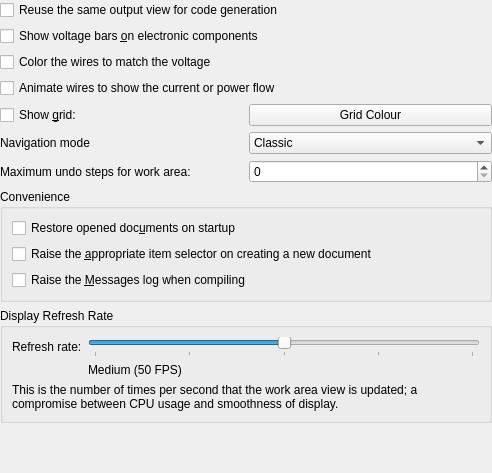
Qt form src/gui/generaloptionswidget.ui (KDE/ktechlab) before a commit.
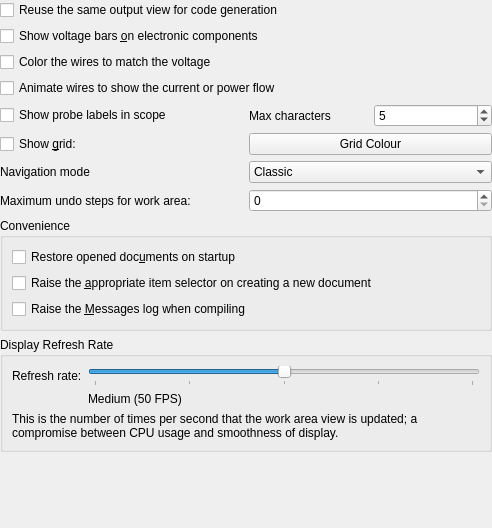
The same form after that commit. Custom widgets are drawn as their Qt base class.

Commit message: Add scope probe labels

The edit to the form file:
```diff
--- a/src/gui/generaloptionswidget.ui
+++ b/src/gui/generaloptionswidget.ui
@@ -7,7 +7,7 @@
     <x>0</x>
     <y>0</y>
     <width>492</width>
-    <height>473</height>
+    <height>528</height>
    </rect>
   </property>
   <layout class="QGridLayout">
@@ -23,44 +23,24 @@
    <property name="bottomMargin">
     <number>0</number>
    </property>
-   <item row="0" column="0" colspan="2">
-    <widget class="QCheckBox" name="kcfg_ReuseSameViewForOutput">
-     <property name="text">
-      <string>Reuse the same output view for code generation</string>
+   <item row="11" column="1">
+    <widget class="QComboBox" name="kcfg_NavigationMode">
+     <property name="currentIndex">
+      <number>0</number>
      </property>
-     <property name="shortcut">
-      <string/>
-     </property>
+     <item>
+      <property name="text">
+       <string>Classic</string>
+      </property>
+     </item>
+     <item>
+      <property name="text">
+       <string>Horizon</string>
+      </property>
+     </item>
     </widget>
    </item>
-   <item row="4" column="0">
-    <widget class="QCheckBox" name="kcfg_ShowGrid">
-     <property name="text">
-      <string>Show &amp;grid:</string>
-     </property>
-    </widget>
-   </item>
-   <item row="2" column="0" colspan="2">
-    <widget class="QCheckBox" name="kcfg_ShowVoltageColor">
-     <property name="text">
-      <string>Color the wires to match the voltage</string>
-     </property>
-     <property name="shortcut">
-      <string/>
-     </property>
-    </widget>
-   </item>
-   <item row="3" column="0" colspan="2">
-    <widget class="QCheckBox" name="kcfg_AnimateWires">
-     <property name="text">
-      <string>Animate wires to show the current or power flow</string>
-     </property>
-     <property name="shortcut">
-      <string/>
-     </property>
-    </widget>
-   </item>
-   <item row="4" column="1">
+   <item row="10" column="1">
     <widget class="KColorButton" name="kcfg_GridColor">
      <property name="toolTip">
       <string>The grid color in the work area.</string>
@@ -70,7 +50,74 @@
      </property>
     </widget>
    </item>
-   <item row="6" column="0">
+   <item row="12" column="1">
+    <widget class="QSpinBox" name="kcfg_MaxUndo">
+     <property name="sizePolicy">
+      <sizepolicy hsizetype="Preferred" vsizetype="Fixed">
+       <horstretch>0</horstretch>
+       <verstretch>0</verstretch>
+      </sizepolicy>
+     </property>
+     <property name="maximum">
+      <number>100000</number>
+     </property>
+    </widget>
+   </item>
+   <item row="4" column="1">
+    <layout class="QHBoxLayout" name="horizontalLayout_3">
+     <item>
+      <widget class="QLabel" name="label_2">
+       <property name="text">
+        <string>Max characters</string>
+       </property>
+      </widget>
+     </item>
+     <item>
+      <widget class="QSpinBox" name="kcfg_ProbeLabelMaxCharacters">
+       <property name="minimum">
+        <number>1</number>
+       </property>
+       <property name="value">
+        <number>5</number>
+       </property>
+      </widget>
+     </item>
+    </layout>
+   </item>
+   <item row="3" column="0" colspan="2">
+    <widget class="QCheckBox" name="kcfg_AnimateWires">
+     <property name="text">
+      <string>Animate wires to show the current or power flow</string>
+     </property>
+     <property name="shortcut">
+      <string/>
+     </property>
+    </widget>
+   </item>
+   <item row="15" column="1">
+    <spacer name="spacer3">
+     <property name="orientation">
+      <enum>Qt::Orientation::Vertical</enum>
+     </property>
+     <property name="sizeType">
+      <enum>QSizePolicy::Policy::Expanding</enum>
+     </property>
+     <property name="sizeHint" stdset="0">
+      <size>
+       <width>20</width>
+       <height>40</height>
+      </size>
+     </property>
+    </spacer>
+   </item>
+   <item row="1" column="0" colspan="2">
+    <widget class="QCheckBox" name="kcfg_ShowVoltageBars">
+     <property name="text">
+      <string>Show voltage bars &amp;on electronic components</string>
+     </property>
+    </widget>
+   </item>
+   <item row="12" column="0">
     <widget class="QLabel" name="textLabel1">
      <property name="toolTip">
       <string>Maximum undo steps for work area. This does not apply to text documents - that is configurable separately under Configure Editor.</string>
@@ -83,7 +130,17 @@
      </property>
     </widget>
    </item>
-   <item row="8" column="0" colspan="2">
+   <item row="2" column="0" colspan="2">
+    <widget class="QCheckBox" name="kcfg_ShowVoltageColor">
+     <property name="text">
+      <string>Color the wires to match the voltage</string>
+     </property>
+     <property name="shortcut">
+      <string/>
+     </property>
+    </widget>
+   </item>
+   <item row="14" column="0" colspan="2">
     <widget class="QGroupBox" name="groupBox21">
      <property name="title">
       <string>Display Refresh Rate</string>
@@ -160,27 +217,21 @@
      </layout>
     </widget>
    </item>
-   <item row="1" column="0" colspan="2">
-    <widget class="QCheckBox" name="kcfg_ShowVoltageBars">
+   <item row="4" column="0">
+    <widget class="QCheckBox" name="kcfg_ShowProbeLabels">
      <property name="text">
-      <string>Show voltage bars &amp;on electronic components</string>
+      <string>Show probe labels in scope</string>
      </property>
     </widget>
    </item>
-   <item row="6" column="1">
-    <widget class="QSpinBox" name="kcfg_MaxUndo">
-     <property name="sizePolicy">
-      <sizepolicy hsizetype="Preferred" vsizetype="Fixed">
-       <horstretch>0</horstretch>
-       <verstretch>0</verstretch>
-      </sizepolicy>
+   <item row="10" column="0">
+    <widget class="QCheckBox" name="kcfg_ShowGrid">
+     <property name="text">
+      <string>Show &amp;grid:</string>
      </property>
-     <property name="maximum">
-      <number>100000</number>
-     </property>
     </widget>
    </item>
-   <item row="7" column="0" colspan="2">
+   <item row="13" column="0" colspan="2">
     <widget class="QGroupBox" name="groupBox4">
      <property name="title">
       <string>Convenience</string>
@@ -210,40 +261,17 @@
      </layout>
     </widget>
    </item>
-   <item row="9" column="1">
-    <spacer name="spacer3">
-     <property name="orientation">
-      <enum>Qt::Orientation::Vertical</enum>
+   <item row="0" column="0" colspan="2">
+    <widget class="QCheckBox" name="kcfg_ReuseSameViewForOutput">
+     <property name="text">
+      <string>Reuse the same output view for code generation</string>
      </property>
-     <property name="sizeType">
-      <enum>QSizePolicy::Policy::Expanding</enum>
+     <property name="shortcut">
+      <string/>
      </property>
-     <property name="sizeHint" stdset="0">
-      <size>
-       <width>20</width>
-       <height>40</height>
-      </size>
-     </property>
-    </spacer>
-   </item>
-   <item row="5" column="1">
-    <widget class="QComboBox" name="kcfg_NavigationMode">
-     <property name="currentIndex">
-      <number>0</number>
-     </property>
-     <item>
-      <property name="text">
-       <string>Classic</string>
-      </property>
-     </item>
-     <item>
-      <property name="text">
-       <string>Horizon</string>
-      </property>
-     </item>
     </widget>
    </item>
-   <item row="5" column="0">
+   <item row="11" column="0">
     <widget class="QLabel" name="label">
      <property name="text">
       <string>Navigation mode</string>
```
The commit also changes 12 other files.
